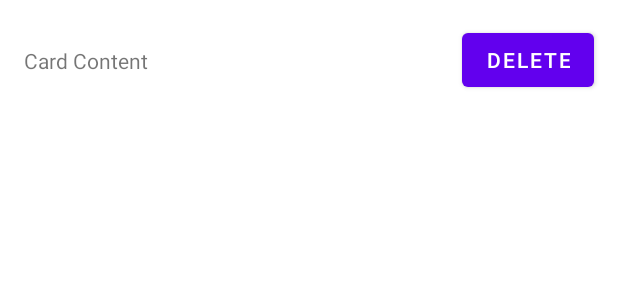
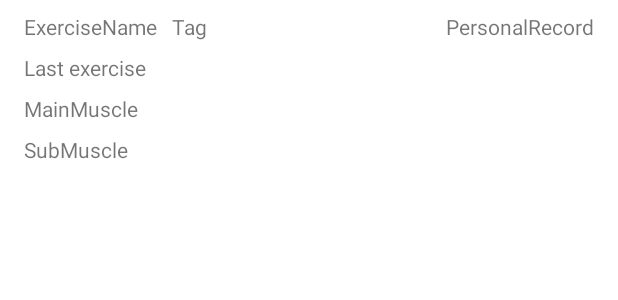
Before and after one commit to JeeIn-Park/Training-Tracker-Workout-Monitoring, an Android app: the layout status_card_item.xml on its own in the app's theme, with its tools: preview values and no code run, on a phone screen of 412 x 824 dp. Shown: the top 300 px of the screen. Run offline under Robolectric (Android 15) with nearby library versions, the phone set to English and light mode, and no system bars.

Commit message:
status card

```diff
--- a/app/src/main/res/layout/status_card_item.xml
+++ b/app/src/main/res/layout/status_card_item.xml
@@ -4,33 +4,71 @@
     android:layout_height="wrap_content">
 
     <TextView
-        android:id="@+id/textView"
+        android:id="@+id/ExerciseName"
         android:layout_width="wrap_content"
         android:layout_height="wrap_content"
         android:layout_marginStart="16dp"
-        android:layout_marginTop="16dp"
-        android:layout_marginEnd="177dp"
-        android:layout_marginBottom="16dp"
-        android:text="Card Content"
+        android:layout_marginTop="8dp"
+        android:text="ExerciseName"
         app:layout_constraintBottom_toBottomOf="parent"
         app:layout_constraintEnd_toEndOf="parent"
         app:layout_constraintHorizontal_bias="0.0"
         app:layout_constraintStart_toStartOf="parent"
+        app:layout_constraintTop_toTopOf="parent"
+        app:layout_constraintVertical_bias="0.0" />
+
+    <TextView
+        android:id="@+id/Tag"
+        android:layout_width="wrap_content"
+        android:layout_height="wrap_content"
+        android:layout_marginStart="10dp"
+        android:layout_marginTop="8dp"
+        android:text="Tag"
+        app:layout_constraintStart_toEndOf="@+id/ExerciseName"
         app:layout_constraintTop_toTopOf="parent" />
 
-    <Button
-        android:id="@+id/deleteButton"
+    <TextView
+        android:id="@+id/LastExercise"
         android:layout_width="wrap_content"
         android:layout_height="wrap_content"
-        android:layout_marginStart="158dp"
-        android:layout_marginTop="16dp"
+        android:layout_marginStart="16dp"
+        android:layout_marginTop="8dp"
+        android:text="Last exercise"
+        app:layout_constraintBottom_toTopOf="@+id/MainMuscle"
+        app:layout_constraintStart_toStartOf="parent"
+        app:layout_constraintTop_toBottomOf="@+id/ExerciseName" />
+
+    <TextView
+        android:id="@+id/MainMuscle"
+        android:layout_width="wrap_content"
+        android:layout_height="wrap_content"
+        android:layout_marginStart="16dp"
+        android:layout_marginTop="8dp"
+        android:text="MainMuscle"
+        app:layout_constraintBottom_toTopOf="@+id/SubMuscle"
+        app:layout_constraintStart_toStartOf="parent"
+        app:layout_constraintTop_toBottomOf="@+id/LastExercise" />
+
+    <TextView
+        android:id="@+id/SubMuscle"
+        android:layout_width="wrap_content"
+        android:layout_height="wrap_content"
+        android:layout_marginStart="16dp"
+        android:layout_marginTop="8dp"
+        android:layout_marginBottom="8dp"
+        android:text="SubMuscle"
+        app:layout_constraintBottom_toBottomOf="parent"
+        app:layout_constraintStart_toStartOf="parent"
+        app:layout_constraintTop_toBottomOf="@+id/MainMuscle" />
+
+    <TextView
+        android:id="@+id/PersonalRecord"
+        android:text="PersonalRecord"
+        android:layout_width="wrap_content"
+        android:layout_height="wrap_content"
+        android:layout_marginTop="8dp"
         android:layout_marginEnd="16dp"
-        android:layout_marginBottom="16dp"
-        android:text="Delete"
-        app:layout_constraintBottom_toBottomOf="parent"
         app:layout_constraintEnd_toEndOf="parent"
-        app:layout_constraintHorizontal_bias="1.0"
-        app:layout_constraintStart_toStartOf="parent"
         app:layout_constraintTop_toTopOf="parent" />
 
 </androidx.constraintlayout.widget.ConstraintLayout>
```
Also changed, not shown: app/src/main/java/com/example/trainingtracker/ui/Status/StatusCardAdapter.kt (+65 -6 lines).
